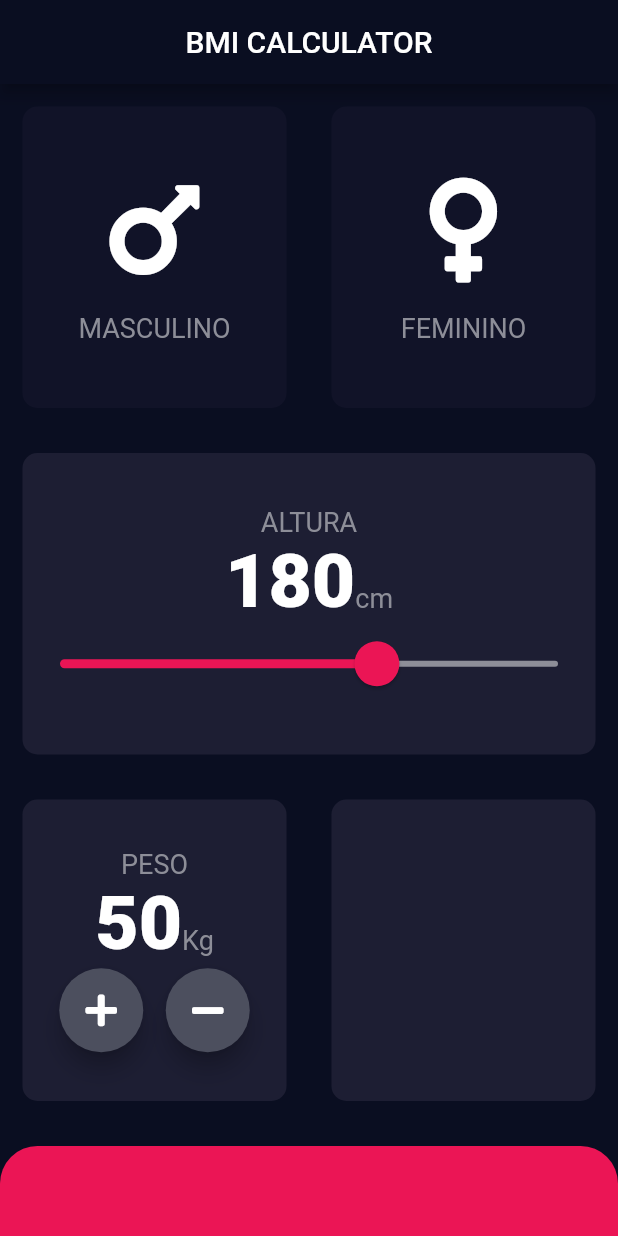
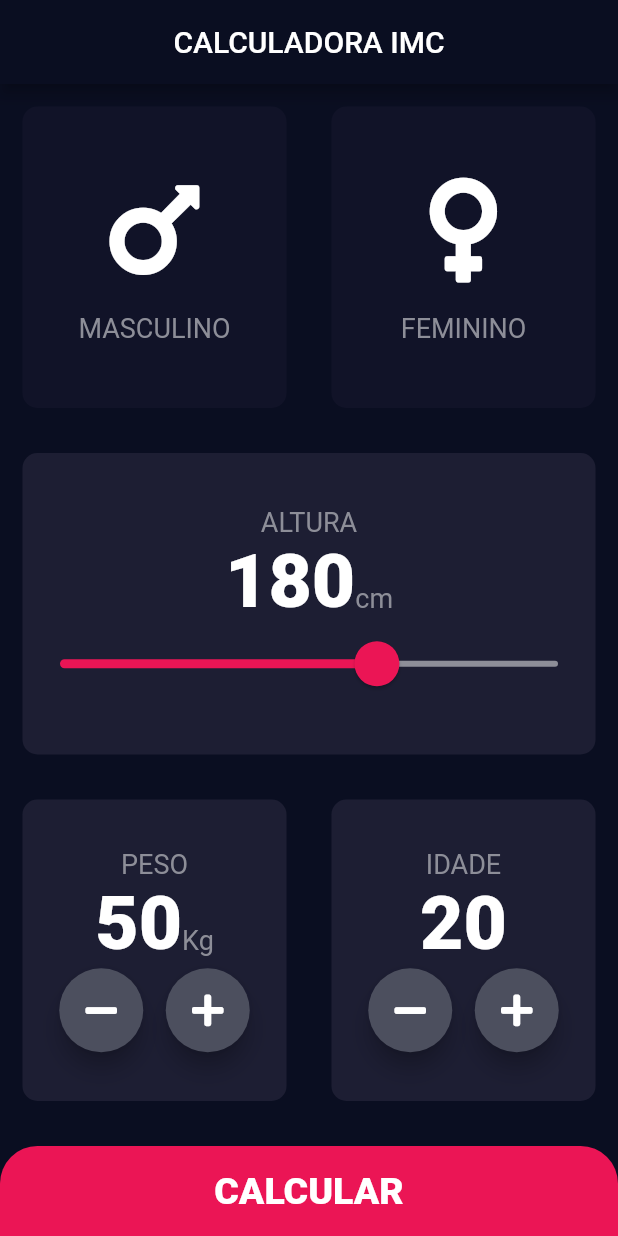
Before and after one commit to nugaa/imc_calculadora, a Flutter app: the screen it shows after launch, on a phone screen of 412 x 824 dp. Run offline on Flutter 3.47's test engine with Material 2 defaults, Android fonts, the phone set to English and light mode, and no system bars; our stand-ins replace font_awesome_flutter.

Commit message:
IMC Calculadora
Alteração de ícones e novas funções adicionadas.

```diff
--- /dev/null
+++ b/lib/componentes/bottomcontainer_button.dart
@@ -0,0 +1,35 @@
+import 'package:flutter/material.dart';
+
+import '../constantes.dart';
+
+class BottomContainerButton extends StatelessWidget {
+  BottomContainerButton({@required this.textoBotao, @required this.onPress});
+
+  final String textoBotao;
+  final Function onPress;
+
+  @override
+  Widget build(BuildContext context) {
+    return InkWell(
+      onTap: onPress,
+      child: Container(
+        child: Center(
+          child: Text(
+            textoBotao,
+            style: kBottomContainerText,
+          ),
+        ),
+        margin: EdgeInsets.only(top: 15.0),
+        width: double.infinity,
+        height: kBottomContainerHeight,
+        decoration: BoxDecoration(
+          color: kColorBottomContainer,
+          borderRadius: BorderRadius.only(
+            topLeft: Radius.circular(kBottomContainerRadius),
+            topRight: Radius.circular(kBottomContainerRadius),
+          ),
+        ),
+      ),
+    );
+  }
+}
--- /dev/null
+++ b/lib/componentes/round_icon_button.dart
@@ -0,0 +1,25 @@
+import 'package:flutter/material.dart';
+
+class RoundIconCustom extends StatelessWidget {
+  RoundIconCustom({@required this.icone, @required this.onPress});
+
+  final IconData icone;
+  Function onPress;
+
+  @override
+  Widget build(BuildContext context) {
+    return RawMaterialButton(
+      onPressed: () {
+        onPress();
+      },
+      elevation: 6.0,
+      shape: CircleBorder(),
+      fillColor: Color(0xFF4C4F5E),
+      constraints: BoxConstraints.tightFor(
+        width: 56.0,
+        height: 56.0,
+      ),
+      child: Icon(icone),
+    );
+  }
+}
--- a/lib/constantes.dart
+++ b/lib/constantes.dart
@@ -8,12 +8,39 @@ const kBottomContainerRadius = 25.0;
 const kMinHeight = 110.0;
 const kMaxHeight = 220.0;
 
-TextStyle kTextoStyle = TextStyle(
+const TextStyle kBottomContainerText = TextStyle(
+  fontSize: 25,
+  fontWeight: FontWeight.w900,
+);
+
+const TextStyle kTextoStyle = TextStyle(
   fontSize: 18.0,
   color: Color(0xFF8D8E98),
 );
 
-TextStyle kTextoTamanhoGrande = TextStyle(
+const TextStyle kTextoTamanhoGrande = TextStyle(
   fontSize: 50.0,
   fontWeight: FontWeight.w900,
 );
+
+const TextStyle kTituloTextStyle = TextStyle(
+  fontSize: 30.0,
+  fontWeight: FontWeight.bold,
+);
+
+TextStyle kResultadoTextStyle(Color cor) {
+  return TextStyle(
+    color: cor,
+    fontSize: 22.0,
+    fontWeight: FontWeight.bold,
+  );
+}
+
+const TextStyle kIMCTextStyle = TextStyle(
+  fontSize: 100.0,
+  fontWeight: FontWeight.bold,
+);
+
+const kBodyTextStyle = TextStyle(
+  fontSize: 22.0,
+);
--- a/lib/main.dart
+++ b/lib/main.dart
@@ -1,7 +1,7 @@
 import 'package:flutter/material.dart';
 
 import 'constantes.dart';
-import 'input_page.dart';
+import 'paginas/input_page.dart';
 
 void main() => runApp(BMICalculator());
 
--- a/lib/input_page.dart
+++ b/lib/paginas/input_page.dart
@@ -1,10 +1,13 @@
-import 'package:bmi_app/ui/icon_content.dart';
-import 'package:bmi_app/ui/meucontainer_reusable.dart';
+import 'package:bmi_app/calculador_brain.dart';
+import 'package:bmi_app/componentes/round_icon_button.dart';
+import 'package:bmi_app/componentes/bottomcontainer_button.dart';
+import 'package:bmi_app/componentes/icon_content.dart';
+import 'package:bmi_app/componentes/meucontainer_reusable.dart';
 import 'package:flutter/cupertino.dart';
 import 'package:flutter/material.dart';
 import 'package:font_awesome_flutter/font_awesome_flutter.dart';
-
-import 'constantes.dart';
+import '../constantes.dart';
+import 'mostrarcalculo.dart';
 
 bool colorCheck;
 
@@ -20,14 +23,15 @@ class InputPage extends StatefulWidget {
 
 class _InputPageState extends State<InputPage> {
   GenderEnum selectedGender;
-  int height = 180;
+  int altura = 180;
   int peso = 50;
+  int idade = 20;
 
   @override
   Widget build(BuildContext context) {
     return Scaffold(
       appBar: AppBar(
-        title: Text('BMI CALCULATOR'),
+        title: Text('CALCULADORA IMC'),
         centerTitle: true,
       ),
       body: SafeArea(
@@ -84,7 +88,7 @@ class _InputPageState extends State<InputPage> {
                       crossAxisAlignment: CrossAxisAlignment.baseline,
                       textBaseline: TextBaseline.alphabetic,
                       children: <Widget>[
-                        Text(height.toString(), style: kTextoTamanhoGrande),
+                        Text(altura.toString(), style: kTextoTamanhoGrande),
                         Text(
                           'cm',
                           style: kTextoStyle,
@@ -92,12 +96,12 @@ class _InputPageState extends State<InputPage> {
                       ],
                     ),
                     Slider(
-                      value: height.toDouble(),
+                      value: altura.toDouble(),
                       min: kMinHeight,
                       max: kMaxHeight,
                       onChanged: (double valor) {
                         setState(() {
-                          height = valor.round();
+                          altura = valor.round();
                         });
                       },
                     ),
@@ -137,10 +141,10 @@ class _InputPageState extends State<InputPage> {
                             mainAxisAlignment: MainAxisAlignment.center,
                             children: <Widget>[
                               RoundIconCustom(
-                                icone: FontAwesomeIcons.plus,
+                                icone: FontAwesomeIcons.minus,
                                 onPress: () {
                                   setState(() {
-                                    peso < 300 ? peso = peso++ : peso = 300;
+                                    peso > 0 ? peso-- : peso = 0;
                                   });
                                 },
                               ),
@@ -148,10 +152,10 @@ class _InputPageState extends State<InputPage> {
                                 width: 15.0,
                               ),
                               RoundIconCustom(
-                                icone: FontAwesomeIcons.minus,
+                                icone: FontAwesomeIcons.plus,
                                 onPress: () {
                                   setState(() {
-                                    peso > 0 ? peso = peso-- : peso = 0;
+                                    peso < 300 ? peso++ : peso = 300;
                                   });
                                 },
                               ),
@@ -164,22 +168,70 @@ class _InputPageState extends State<InputPage> {
                   Expanded(
                     child: MeuContainerReusable(
                       cor: kContainerActiveColor,
+                      cardChild: Column(
+                        mainAxisAlignment: MainAxisAlignment.center,
+                        children: <Widget>[
+                          Text(
+                            'IDADE',
+                            style: kTextoStyle,
+                          ),
+                          Text(
+                            idade.toString(),
+                            style: kTextoTamanhoGrande,
+                          ),
+                          Row(
+                            mainAxisAlignment: MainAxisAlignment.center,
+                            children: <Widget>[
+                              RoundIconCustom(
+                                icone: FontAwesomeIcons.minus,
+                                onPress: () {
+                                  setState(() {
+                                    idade > 1 ? idade-- : idade = 1;
+                                  });
+                                },
+                              ),
+                              SizedBox(
+                                width: 15.0,
+                              ),
+                              RoundIconCustom(
+                                icone: FontAwesomeIcons.plus,
+                                onPress: () {
+                                  setState(() {
+                                    idade > 1 && idade < 100
+                                        ? idade++
+                                        : idade++;
+                                  });
+                                },
+                              )
+                            ],
+                          )
+                        ],
+                      ),
                     ),
                   ),
                 ],
               ),
             ),
-            Container(
-              margin: EdgeInsets.only(top: 15.0),
-              width: double.infinity,
-              height: kBottomContainerHeight,
-              decoration: BoxDecoration(
-                color: kColorBottomContainer,
-                borderRadius: BorderRadius.only(
-                  topLeft: Radius.circular(kBottomContainerRadius),
-                  topRight: Radius.circular(kBottomContainerRadius),
-                ),
-              ),
+            BottomContainerButton(
+              textoBotao: 'CALCULAR',
+              onPress: () {
+                CalculadoraBrain calc = CalculadoraBrain(
+                  height: altura,
+                  weight: peso,
+                );
+
+                Navigator.push(
+                  context,
+                  MaterialPageRoute(
+                    builder: (context) => MostrarCalculo(
+                      resultado: calc.calcularBMI(),
+                      tipo: calc.getTipoBMI(),
+                      frase: calc.getFraseAviso(),
+                      cor: calc.getCor(),
+                    ),
+                  ),
+                );
+              },
             ),
           ],
         ),
@@ -187,27 +239,3 @@ class _InputPageState extends State<InputPage> {
     );
   }
 }
-
-class RoundIconCustom extends StatelessWidget {
-  RoundIconCustom({@required this.icone, @required this.onPress});
-
-  final IconData icone;
-  Function onPress;
-
-  @override
-  Widget build(BuildContext context) {
-    return RawMaterialButton(
-      onPressed: () {
-        onPress();
-      },
-      elevation: 6.0,
-      shape: CircleBorder(),
-      fillColor: Color(0xFF4C4F5E),
-      constraints: BoxConstraints.tightFor(
-        width: 56.0,
-        height: 56.0,
-      ),
-      child: Icon(icone),
-    );
-  }
-}
```
Also changed, not shown: lib/calculador_brain.dart (added, +49 -0 lines), lib/paginas/mostrarcalculo.dart (added, +75 -0 lines), lib/componentes/icon_content.dart (renamed from lib/ui/icon_content.dart), lib/componentes/meucontainer_reusable.dart (renamed from lib/ui/meucontainer_reusable.dart), 20 other files.
